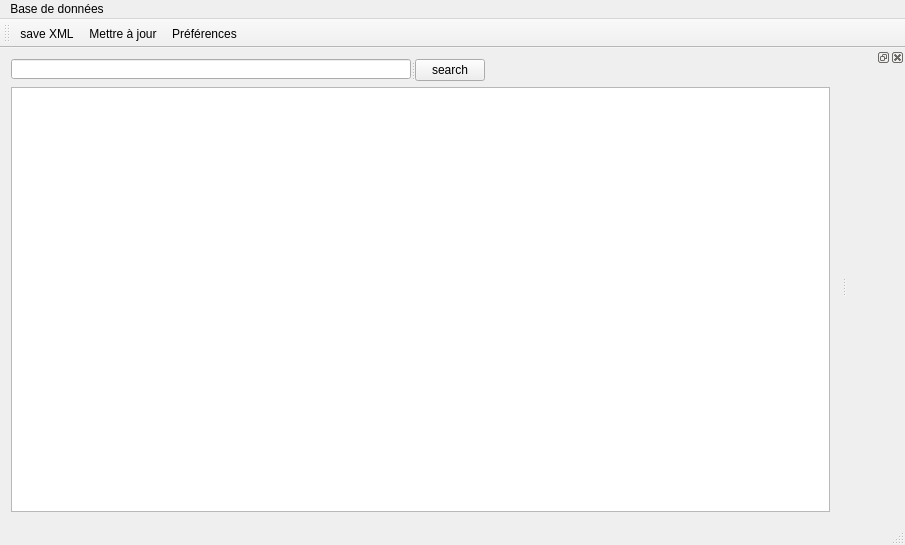
This is mainwindow.ui in manu88/Mood-Finder as Qt 5 draws it before an edit. The edited form follows.
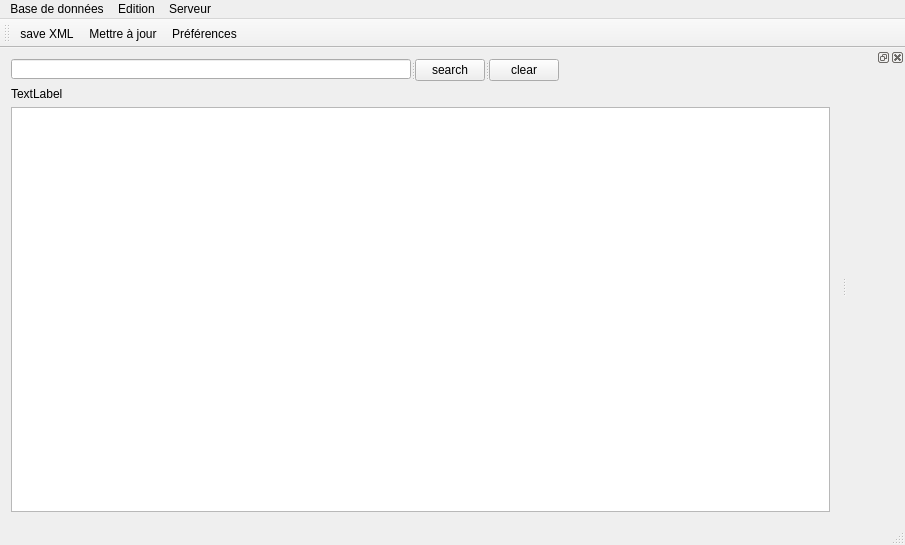
This is the edited form.

Commit message: Search module added

The edit to the form file:
```diff
--- a/mainwindow.ui
+++ b/mainwindow.ui
@@ -19,7 +19,7 @@
      <widget class="QSplitter" name="splitter">
       <property name="maximumSize">
        <size>
-        <width>477</width>
+        <width>554</width>
         <height>32</height>
        </size>
       </property>
@@ -45,6 +45,24 @@
         <string>search</string>
        </property>
       </widget>
+      <widget class="QPushButton" name="clrSearchButton">
+       <property name="maximumSize">
+        <size>
+         <width>70</width>
+         <height>16777215</height>
+        </size>
+       </property>
+       <property name="text">
+        <string>clear</string>
+       </property>
+      </widget>
+     </widget>
+    </item>
+    <item>
+     <widget class="QLabel" name="searchLabel">
+      <property name="text">
+       <string>TextLabel</string>
+      </property>
      </widget>
     </item>
     <item>
@@ -73,7 +91,23 @@
     <addaction name="actionSave_XML"/>
     <addaction name="actionPr_f_rences"/>
    </widget>
+   <widget class="QMenu" name="menuServeur">
+    <property name="title">
+     <string>Serveur</string>
+    </property>
+    <addaction name="actionPousser"/>
+    <addaction name="actionTirer"/>
+   </widget>
+   <widget class="QMenu" name="menuEdition">
+    <property name="title">
+     <string>Edition</string>
+    </property>
+    <addaction name="actionDuplicate"/>
+    <addaction name="actionDelete"/>
+   </widget>
    <addaction name="menuBase_de_donn_es"/>
+   <addaction name="menuEdition"/>
+   <addaction name="menuServeur"/>
   </widget>
   <widget class="QStatusBar" name="statusBar"/>
   <widget class="QDockWidget" name="dockWidget">
```
Left out of the diff: 20 changed lines with no effect on the pictures. The commit also changes 5 other files.
